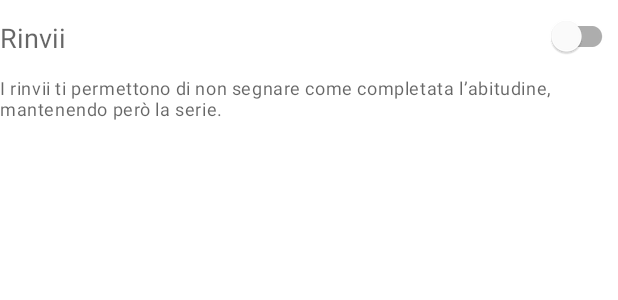
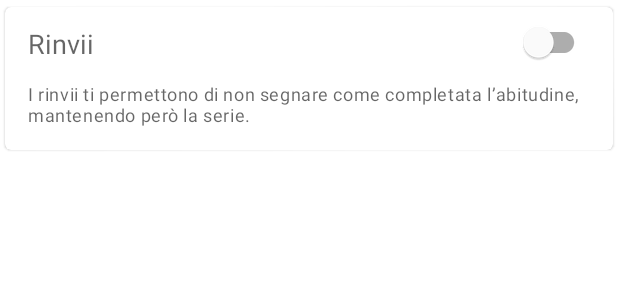
Before and after one commit to Juuzen/Sprout, an Android app: the layout fragment_snooze.xml on its own in the app's theme, with its tools: preview values and no code run, on a phone screen of 412 x 824 dp. Shown: the top 300 px of the screen. Run offline under Robolectric (Android 15) with nearby library versions, the phone set to English and light mode, and no system bars; plain views replace NumberPicker.

Commit message:
Added card style to frequency and snooze
Frequency and snooze can save their state

```diff
--- a/app/src/main/res/layout/fragment_snooze.xml
+++ b/app/src/main/res/layout/fragment_snooze.xml
@@ -1,12 +1,16 @@
 <?xml version="1.0" encoding="utf-8"?>
-<LinearLayout xmlns:android="http://schemas.android.com/apk/res/android"
+<com.google.android.material.card.MaterialCardView xmlns:android="http://schemas.android.com/apk/res/android"
     xmlns:app="http://schemas.android.com/apk/res-auto"
-    xmlns:tools="http://schemas.android.com/tools"
     android:layout_width="match_parent"
-    android:layout_height="match_parent"
-    android:layout_gravity="center"
+    android:layout_height="wrap_content"
+    app:cardUseCompatPadding="true">
+
+    <LinearLayout
+        android:layout_width="match_parent"
+        android:layout_height="wrap_content"
         android:orientation="vertical"
-    tools:context=".fragment.SnoozeFragment">
+        android:paddingRight="16dp"
+        android:paddingLeft="16dp">
 
         <LinearLayout
             android:layout_width="match_parent"
@@ -15,7 +19,7 @@
 
             <TextView
                 style="@style/SproutTitleHorizontal"
-            android:text="@string/snoozeString"/>
+                android:text="@string/snoozeString" />
 
             <com.google.android.material.switchmaterial.SwitchMaterial
                 android:id="@+id/snoozeSwitch"
@@ -27,13 +31,13 @@
 
         <TextView
             style="@style/SproutInfo"
-        android:text="@string/snoozeInfoString" />
+            android:text="@string/snoozeInfoString"
+            android:layout_marginBottom="16dp"/>
 
         <LinearLayout
             android:id="@+id/snoozePickerContainer"
             android:layout_width="match_parent"
             android:layout_height="wrap_content"
-        android:layout_marginTop="16dp"
             android:gravity="center"
             android:orientation="horizontal"
             android:visibility="gone">
@@ -42,7 +46,9 @@
                 android:layout_width="0dp"
                 android:layout_height="wrap_content"
                 android:layout_weight="1"
-            android:text="@string/maxSnoozesString" />
+                style="@style/SproutBoldSubtitle"
+                android:text="@string/maxSnoozesString"
+                android:textStyle="bold"/>
 
             <com.shawnlin.numberpicker.NumberPicker
                 android:id="@+id/snoozePicker"
@@ -50,8 +56,12 @@
 
                 app:np_max="4"
                 app:np_min="1"
-            app:np_value="2"/>
+                app:np_value="2"
+                app:np_wheelItemCount="3" />
 
         </LinearLayout>
 
     </LinearLayout>
+
+
+</com.google.android.material.card.MaterialCardView>
--- a/app/src/main/res/layout/fragment_title.xml
+++ b/app/src/main/res/layout/fragment_title.xml
@@ -5,6 +5,8 @@
     android:layout_width="match_parent"
     android:layout_height="wrap_content"
     android:hint="@string/titleHintString"
+    android:paddingTop="16dp"
+    style="@style/Widget.MaterialComponents.TextInputLayout.FilledBox.Dense"
     app:counterEnabled="true"
     app:counterMaxLength="30"
     app:endIconMode="clear_text"
@@ -14,7 +16,6 @@
         android:id="@+id/titleField"
         android:layout_width="match_parent"
         android:layout_height="wrap_content"
-        android:layout_marginTop="16dp"
         android:inputType="text"
         android:maxLength="30"
         android:singleLine="true" />
--- a/app/src/main/res/values/styles.xml
+++ b/app/src/main/res/values/styles.xml
@@ -45,7 +45,12 @@
         <item name="android:layout_width">wrap_content</item>
         <item name="android:layout_height">wrap_content</item>
         <item name="android:textAlignment">center</item>
+        <item name="android:textSize">12sp</item>
         <item name="android:checkable">true</item>
+        <item name="textStartPadding">6dp</item>
+        <item name="textEndPadding">6dp</item>
+        <item name="elevation">2dp</item>
+        <item name="textAllCaps">true</item>
         <item name="chipBackgroundColor">@color/chip_background_color_selector</item>
     </style>
 
```
Also changed, not shown: app/src/main/java/com/hcifedii/sprout/CreateHabitActivity.java (+9 -9 lines), app/src/main/java/com/hcifedii/sprout/fragment/FrequencyFragment.java (+52 -3 lines), app/src/main/java/com/hcifedii/sprout/fragment/SnoozeFragment.java (+29 -0 lines), app/src/main/res/layout/activity_create_habit.xml (+5 -9 lines), app/src/main/res/layout/fragment_frequency.xml (+16 -5 lines). Lines whose indentation alone changed are shown as unchanged.
